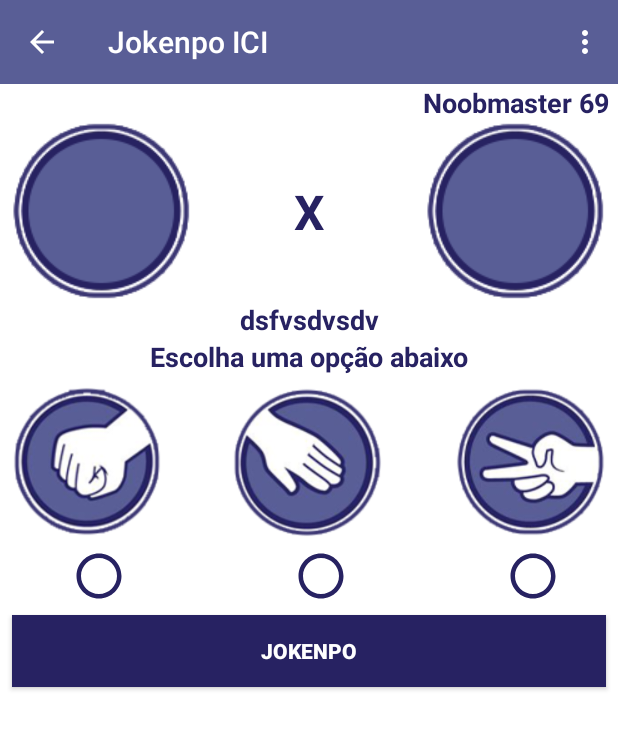
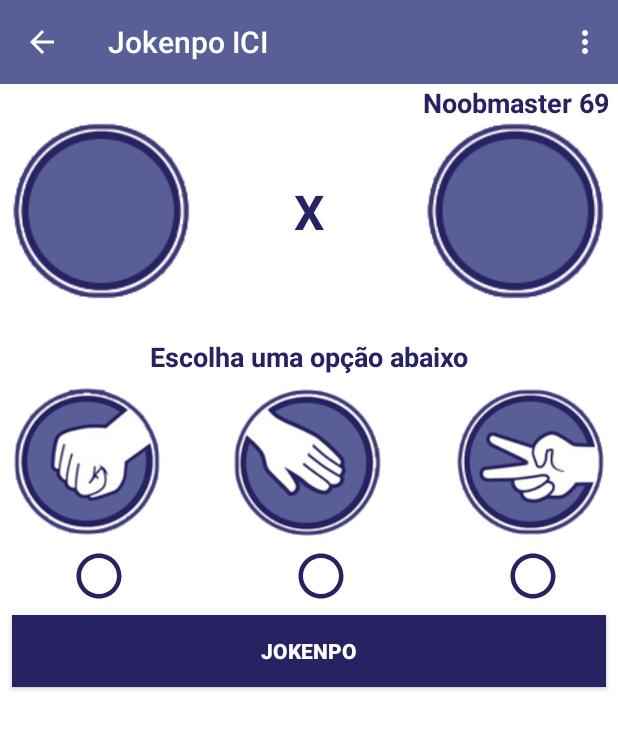
Before and after one commit to GuilDraco/jokenpo-Single-Player, an Android app: the JogoActivity screen opened directly, with no data from a screen before it, on a phone screen of 412 x 824 dp. Shown: the top 729 px of the screen. Run offline under Robolectric (Android 15) with nearby library versions, the phone set to English and light mode, and no system bars; our stand-ins replace Room's generated code.

Commit message:
Alterando label txt_resultado.

```diff
--- a/app/src/main/res/layout/jogo_activity.xml
+++ b/app/src/main/res/layout/jogo_activity.xml
@@ -53,7 +53,6 @@
         android:layout_height="wrap_content"
         android:layout_marginStart="8dp"
         android:layout_marginEnd="8dp"
-        android:text="dsfvsdvsdv"
         android:textColor="@color/colorPrimaryDark"
         android:textSize="18sp"
         android:textStyle="bold"
```
